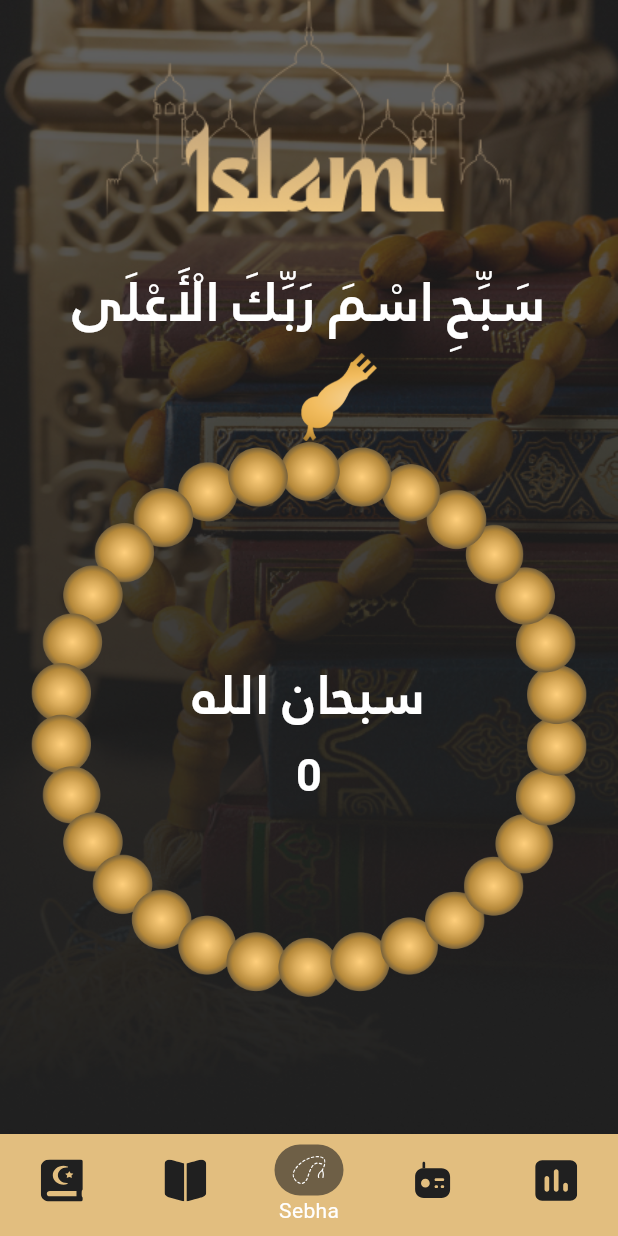
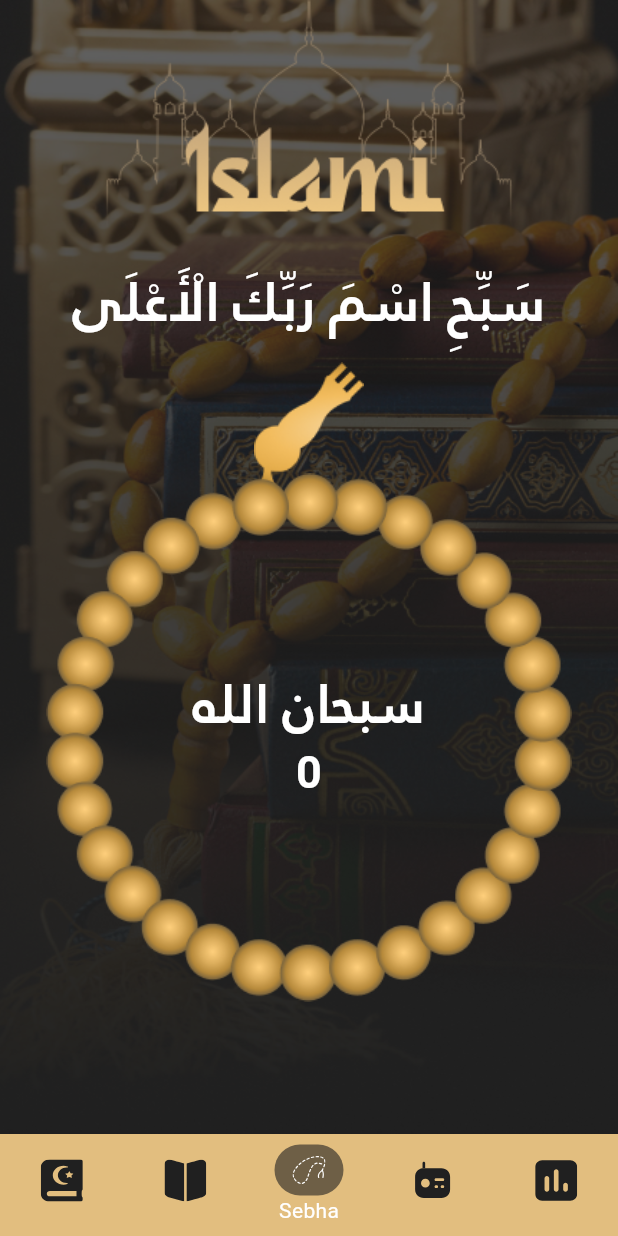
Before and after one commit to amalaldogaishaa/islami_app, a Flutter app: the screen it shows after launch, item 3 of the bottom bar chosen, on a phone screen of 412 x 824 dp. Run offline on Flutter 3.47's test engine with Material 3 defaults, Android fonts, the phone set to English and light mode, and no system bars; our stand-ins replace flutter_svg.

Commit message:
Update sebha screen

```diff
--- a/lib/screen/tabs/sebha/sebha_tab.dart
+++ b/lib/screen/tabs/sebha/sebha_tab.dart
@@ -1,3 +1,5 @@
+import 'dart:math';
+
 import 'package:flutter/material.dart';
 
 class SebhaTab extends StatefulWidget {
@@ -10,6 +12,7 @@ class SebhaTab extends StatefulWidget {
 class _SebhaTabState extends State<SebhaTab> {
   int counter = 0;
   int highlightedBead = 0;
+  double angle = 0;
   final List<String> tasbeehList = ['سبحان الله', 'الحمد لله', 'الله أكبر'];
 
   String get currentTasbeeh {
@@ -19,6 +22,7 @@ class _SebhaTabState extends State<SebhaTab> {
 
   void incrementCounter() {
     setState(() {
+      angle += 15 * pi / 180;
       counter++;
       highlightedBead = (highlightedBead + 1) % 33;
     });
@@ -26,9 +30,11 @@ class _SebhaTabState extends State<SebhaTab> {
 
   @override
   Widget build(BuildContext context) {
-    double sebhaSize = MediaQuery.sizeOf(context).width * 0.9;
+    var ScreenSize = MediaQuery.sizeOf(context);
 
-    return Column(
+    return Padding(
+      padding: EdgeInsets.symmetric(horizontal: 16),
+      child: Column(
         children: [
           const SizedBox(height: 8),
           Text(
@@ -39,35 +45,36 @@ class _SebhaTabState extends State<SebhaTab> {
               fontFamily: 'Janna',
             ),
           ),
-        const SizedBox(height: 10),
-        Positioned(
-          child: Image.asset('assets/images/SebhaHeader.png', width: 100),
-        ),
-        Center(
-          child: GestureDetector(
-            onTap: incrementCounter,
+          SizedBox(height: ScreenSize.height * 0.02),
+          Stack(
+            alignment: Alignment.topCenter,
+            children: [
+              Image.asset('assets/images/SebhaHeader.png'),
+              Padding(
+                padding: EdgeInsets.only(top: ScreenSize.width * 0.18),
+                child: SizedBox(
+                  width: ScreenSize.width * 0.85,
                   child: Stack(
                     alignment: Alignment.center,
                     children: [
-                Image.asset(
-                  'assets/images/SebhaBody.png',
-                  width: sebhaSize,
-                  height: sebhaSize,
-                  fit: BoxFit.fill,
+                      InkWell(
+                        onTap: incrementCounter,
+                        child: Transform.rotate(
+                          angle: angle,
+                          child: Image.asset('assets/images/SebhaBody.png'),
+                        ),
                       ),
                       Column(
-                  mainAxisSize: MainAxisSize.min,
                         children: [
-                    const SizedBox(height: 20),
                           Text(
                             currentTasbeeh,
-                      style: Theme.of(context).textTheme.titleLarge!.copyWith(
+                            style: Theme.of(context).textTheme.titleLarge!
+                                .copyWith(
                                   fontSize: 36,
                                   fontWeight: FontWeight.w700,
                                   fontFamily: 'Janna',
                                 ),
                           ),
-                    const SizedBox(height: 8),
                           Text(
                             '$counter',
                             style: const TextStyle(
@@ -83,6 +90,9 @@ class _SebhaTabState extends State<SebhaTab> {
                 ),
               ),
             ],
+          ),
+        ],
+      ),
     );
   }
 }
```
Also changed, not shown: assets/2x/SebhaBody@2x.png (added), assets/2x/SebhaHeader@2x.png (added), assets/3x/SebhaBody@3x.png (added), assets/3x/SebhaHeader@3x.png (added), assets/images/SebhaBody.png, assets/images/SebhaHeader.png. Lines whose indentation alone changed are shown as unchanged.
